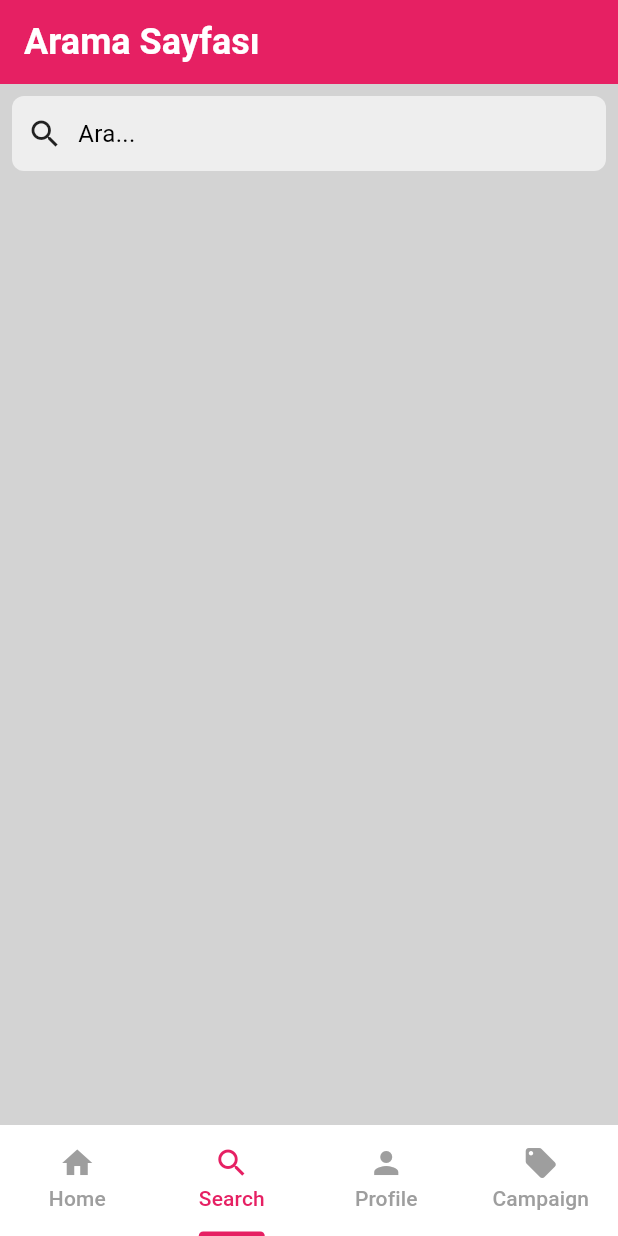
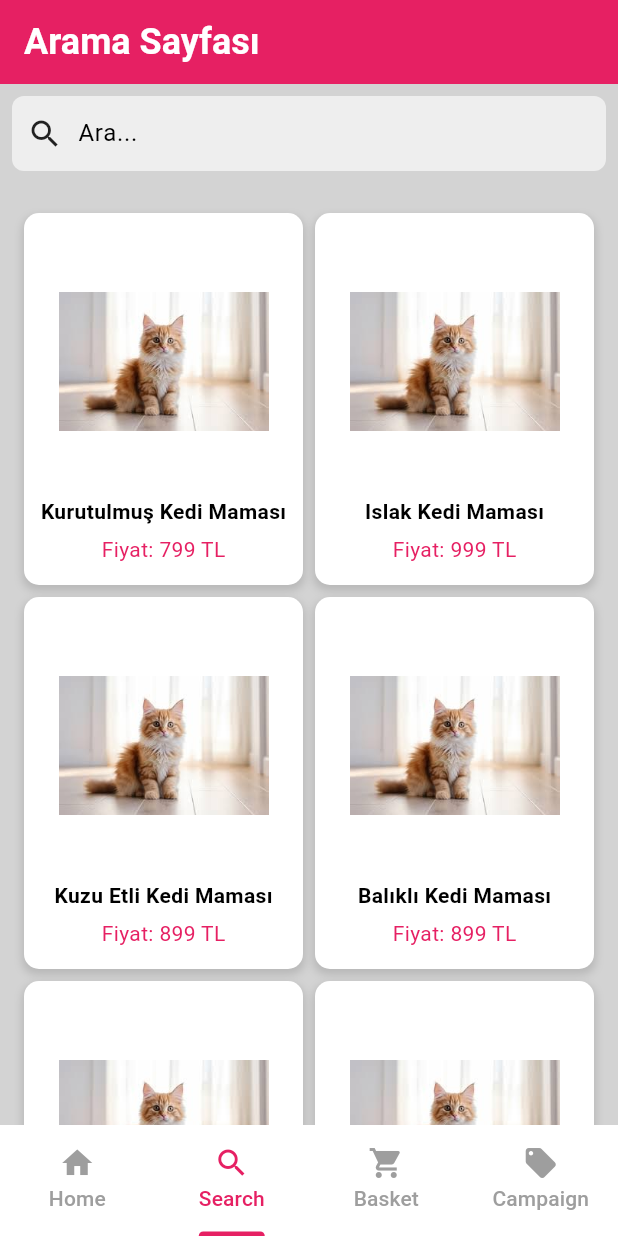
Before and after one commit to salihakca/petshop, a Flutter app: the MainScreen screen opened directly, item 2 of the bottom bar chosen, on a phone screen of 412 x 824 dp. Run offline on Flutter 3.47's test engine with Material 3 defaults, Android fonts, the light colour scheme and no system bars; our stand-ins replace shared_preferences; accounts and stored records are empty.

Commit message:
sepet added, storage added

```diff
--- a/lib/mainscreen.dart
+++ b/lib/mainscreen.dart
@@ -2,7 +2,7 @@ import 'package:flutter/material.dart';
 import 'package:petshop/searchscreen.dart';
 import 'package:petshop/profilescreen.dart';
 import 'package:petshop/campaingscreen.dart';
-import 'package:petshop/mainorderpage.dart'; // MainOrderPage'ı import etmeyi unutma
+import 'package:petshop/mainorderpage.dart';
 
 class MainScreen extends StatefulWidget {
   const MainScreen({Key? key}) : super(key: key);
@@ -42,17 +42,19 @@ class _MainScreenState extends State<MainScreen>
       body: TabBarView(
         controller: _tabController,
         children: [
-          // Ana Ekran
           Scaffold(
             appBar: AppBar(
               backgroundColor: Color(0xFFE62063),
               title: Text(
-                'PetShop',
-                style: TextStyle(color: Colors.white),
+                'petShop',
+                style: TextStyle(
+                    fontSize: 24,
+                    fontWeight: FontWeight.bold,
+                    color: Colors.white),
               ),
-              automaticallyImplyLeading: false, // Geri butonunu kaldırır
+              automaticallyImplyLeading: false,
             ),
-            backgroundColor: Color(0xFFD3D3D3), // Arka plan rengini ayarladık
+            backgroundColor: Color(0xFFD3D3D3),
             body: ListView.builder(
               itemCount: (categories.length / 2).ceil(),
               itemBuilder: (BuildContext context, int index) {
@@ -69,14 +71,8 @@ class _MainScreenState extends State<MainScreen>
               scrollDirection: Axis.vertical,
             ),
           ),
-
-          // Search Ekranı
           SearchScreen(),
-
-          // Profile Ekranı
           ProfileScreen(),
-
-          // Campaign Ekranı
           CampaignScreen(),
         ],
       ),
@@ -84,13 +80,13 @@ class _MainScreenState extends State<MainScreen>
         color: Colors.white,
         child: TabBar(
           controller: _tabController,
-          indicatorColor: Color(0xFFE62063), // Tab indicator rengini ayarladık
-          labelColor: Color(0xFFE62063), // Seçili tab ikon ve metin rengini ayarladık
-          unselectedLabelColor: Colors.grey, // Seçilmemiş tab ikon ve metin rengini ayarladık
+          indicatorColor: Color(0xFFE62063),
+          labelColor: Color(0xFFE62063),
+          unselectedLabelColor: Colors.grey,
           tabs: const [
             Tab(icon: Icon(Icons.home), text: 'Home'),
             Tab(icon: Icon(Icons.search), text: 'Search'),
-            Tab(icon: Icon(Icons.person), text: 'Profile'),
+            Tab(icon: Icon(Icons.shopping_cart), text: 'Basket'),
             Tab(icon: Icon(Icons.local_offer), text: 'Campaign'),
           ],
         ),
@@ -101,7 +97,6 @@ class _MainScreenState extends State<MainScreen>
   Widget buildCategoryItem(Map<String, dynamic> category) {
     return GestureDetector(
       onTap: () {
-        // Kategoriye tıklandığında yapılacak işlemler
         Navigator.push(
           context,
           MaterialPageRoute(
--- a/lib/searchscreen.dart
+++ b/lib/searchscreen.dart
@@ -1,7 +1,95 @@
 import 'package:flutter/material.dart';
 
-class SearchScreen extends StatelessWidget {
-  const SearchScreen({Key? key}) : super(key: key);
+void main() {
+  runApp(MyApp());
+}
+
+class MyApp extends StatelessWidget {
+  @override
+  Widget build(BuildContext context) {
+    return MaterialApp(
+      home: SearchScreen(),
+    );
+  }
+}
+
+class SearchScreen extends StatefulWidget {
+  @override
+  _SearchScreenState createState() => _SearchScreenState();
+}
+
+class _SearchScreenState extends State<SearchScreen> {
+  final List<Map<String, dynamic>> items = [
+    {
+      'name': 'Kurutulmuş Kedi Maması',
+      'image': 'assets/photo/cat.jpeg',
+      'price': '799 TL',
+    },
+    {
+      'name': 'Islak Kedi Maması',
+      'image': 'assets/photo/cat.jpeg',
+      'price': '999 TL',
+    },
+    {
+      'name': 'Kuzu Etli Kedi Maması',
+      'image': 'assets/photo/cat.jpeg',
+      'price': '899 TL',
+    },
+    {
+      'name': 'Balıklı Kedi Maması',
+      'image': 'assets/photo/cat.jpeg',
+      'price': '899 TL',
+    },
+    {
+      'name': 'Tavuklu Kedi Maması',
+      'image': 'assets/photo/cat.jpeg',
+      'price': '899 TL',
+    },
+    {
+      'name': 'Kurutulmuş Köpek Maması',
+      'image': 'assets/photo/cat.jpeg',
+      'price': '899 TL',
+    },
+    {
+      'name': 'Islak Köpek Maması',
+      'image': 'assets/photo/cat.jpeg',
+      'price': '1099 TL',
+    },
+    {
+      'name': 'Kuzu Etli Köpek Maması',
+      'image': 'assets/photo/cat.jpeg',
+      'price': '999 TL',
+    },
+    {
+      'name': 'Balıklı Köpek Maması',
+      'image': 'assets/photo/cat.jpeg',
+      'price': '999 TL',
+    },
+    {
+      'name': 'Tavuklu Köpek Maması',
+      'image': 'assets/photo/cat.jpeg',
+      'price': '999 TL',
+    },
+  ];
+
+  List<Map<String, dynamic>> _filteredResults = [];
+
+  @override
+  void initState() {
+    super.initState();
+    _filteredResults = List.from(items);
+  }
+
+  void _search(String searchText) {
+    setState(() {
+      _filteredResults = items
+          .where((item) => item['name']
+              .toString()
+              .toLowerCase()
+              .contains(searchText.toLowerCase()))
+          .toList();
+    });
+  }
 
   @override
   Widget build(BuildContext context) {
@@ -10,23 +98,19 @@ class SearchScreen extends StatelessWidget {
         backgroundColor: Color(0xFFE62063),
         title: Text(
           'Arama Sayfası',
-          style: TextStyle(fontSize: 24, fontWeight: FontWeight.bold, color: Colors.white),
+          style: TextStyle(
+              fontSize: 24, fontWeight: FontWeight.bold, color: Colors.white),
         ),
-        automaticallyImplyLeading: false, // Geri butonunu kaldırır
+        automaticallyImplyLeading: false,
       ),
-      backgroundColor: Color(0xFFD3D3D3), // Arka plan rengini ayarladık
+      backgroundColor: Color(0xFFD3D3D3),
       body: Padding(
         padding: const EdgeInsets.symmetric(horizontal: 8),
         child: Column(
           crossAxisAlignment: CrossAxisAlignment.stretch,
           children: [
-            SizedBox(height: 8), // AppBar ile arasına boşluk
-            InkWell(
-              onTap: () {
-                // Tıklandığında yapılacak işlemler
-                // Klavyeyi açmak için bir fonksiyon çağırabilirsiniz
-              },
-              child: Container(
+            SizedBox(height: 8),
+            Container(
               height: 50,
               decoration: BoxDecoration(
                 color: Colors.grey[200],
@@ -37,12 +121,38 @@ class SearchScreen extends StatelessWidget {
                 children: [
                   Icon(Icons.search),
                   SizedBox(width: 10),
-                    Text(
-                      'Ara...',
-                      style: TextStyle(fontSize: 16),
+                  Expanded(
+                    child: TextField(
+                      onChanged: _search,
+                      decoration: InputDecoration(
+                        border: InputBorder.none,
+                        hintText: 'Ara...',
+                        hintStyle: TextStyle(fontSize: 16),
+                      ),
+                    ),
                   ),
                 ],
               ),
+            ),
+            SizedBox(height: 20),
+            Expanded(
+              child: GridView.builder(
+                padding: EdgeInsets.all(8.0),
+                gridDelegate: SliverGridDelegateWithFixedCrossAxisCount(
+                  crossAxisCount: 2,
+                  crossAxisSpacing: 8.0,
+                  mainAxisSpacing: 8.0,
+                  childAspectRatio: 0.75,
+                ),
+                itemCount: _filteredResults.length,
+                itemBuilder: (BuildContext context, int index) {
+                  return GestureDetector(
+                    onTap: () {
+                      _showPurchaseAlert(context);
+                    },
+                    child: buildGridItem(_filteredResults[index]),
+                  );
+                },
               ),
             ),
           ],
@@ -50,4 +160,71 @@ class SearchScreen extends StatelessWidget {
       ),
     );
   }
+
+  void _showPurchaseAlert(BuildContext context) {
+    showDialog(
+      context: context,
+      builder: (BuildContext context) {
+        return AlertDialog(
+          backgroundColor: Color.fromARGB(255, 255, 255, 255), // Sayfanın arka plan rengi
+          title: Text("Hayırlı Olsun!"),
+          content: Text("Ürün başarıyla sepetinize eklendi."),
+          actions: [
+            TextButton(
+              onPressed: () {
+                Navigator.of(context).pop();
+              },
+              child: Text(
+                "Tamam 👍",
+                style: TextStyle(color: Color(0xFFE62063)),
+              ),
+            ),
+          ],
+        );
+      },
+    );
   }
+
+  Widget buildGridItem(Map<String, dynamic> item) {
+    return Container(
+      decoration: BoxDecoration(
+        color: Colors.white,
+        borderRadius: BorderRadius.circular(10.0),
+        boxShadow: [
+          BoxShadow(
+            color: Colors.grey.withOpacity(0.5),
+            spreadRadius: 1,
+            blurRadius: 4,
+            offset: Offset(0, 3),
+          ),
+        ],
+      ),
+      child: Column(
+        mainAxisAlignment: MainAxisAlignment.center,
+        children: [
+          Image.asset(
+            item['image'],
+            width: 140,
+            height: 170,
+          ),
+          const SizedBox(height: 5),
+          Text(
+            item['name'],
+            style: TextStyle(
+              fontSize: 14,
+              fontWeight: FontWeight.bold,
+            ),
+          ),
+          const SizedBox(height: 5),
+          Text(
+            'Fiyat: ${item['price']}',
+            style: TextStyle(
+              fontSize: 14,
+              color: Color(0xFFE62063),
+            ),
+          ),
+        ],
+      ),
+    );
+  }
+}
--- a/pubspec.yaml
+++ b/pubspec.yaml
@@ -9,6 +9,7 @@ dependencies:
   flutter:
     sdk: flutter
   flutter_svg: ^0.22.0
+  shared_preferences: ^2.0.13
 
 dev_dependencies:
   flutter_test:
```
Also changed, not shown: lib/campaingscreen.dart (+8 -8 lines), lib/login.dart (+18 -9 lines), lib/main.dart (+10 -10 lines), lib/mainorderpage.dart (+51 -31 lines), lib/profilescreen.dart (+77 -54 lines), lib/register.dart (+13 -20 lines), pubspec.lock, 10 other files. Lines whose indentation alone changed are shown as unchanged.
